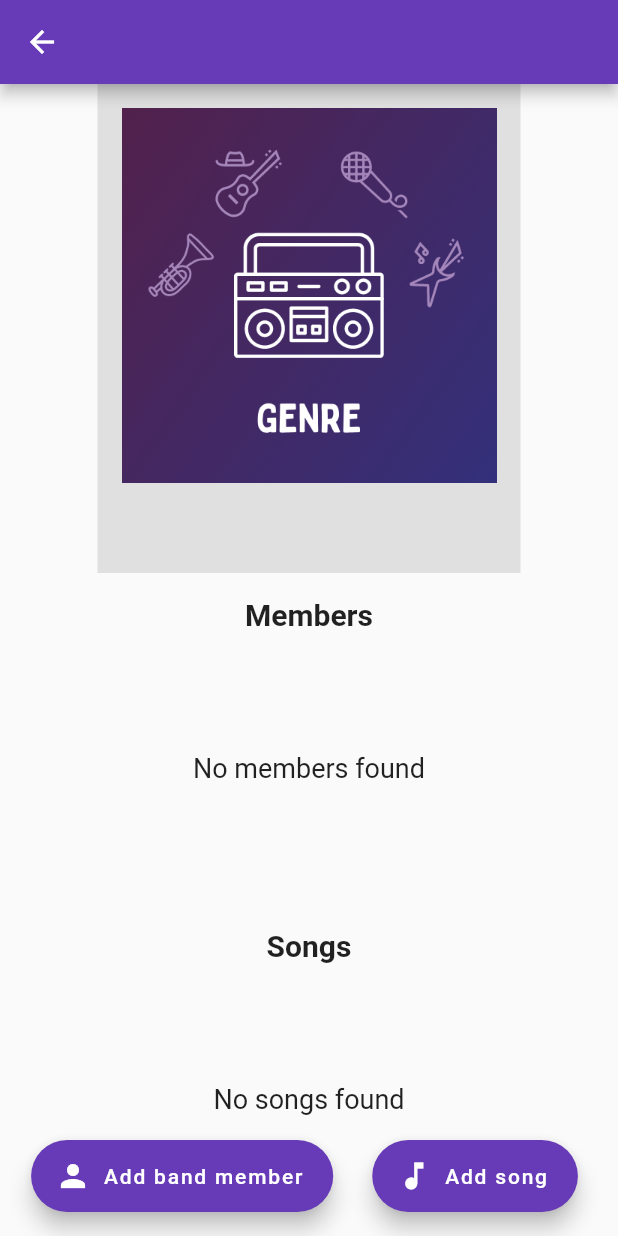
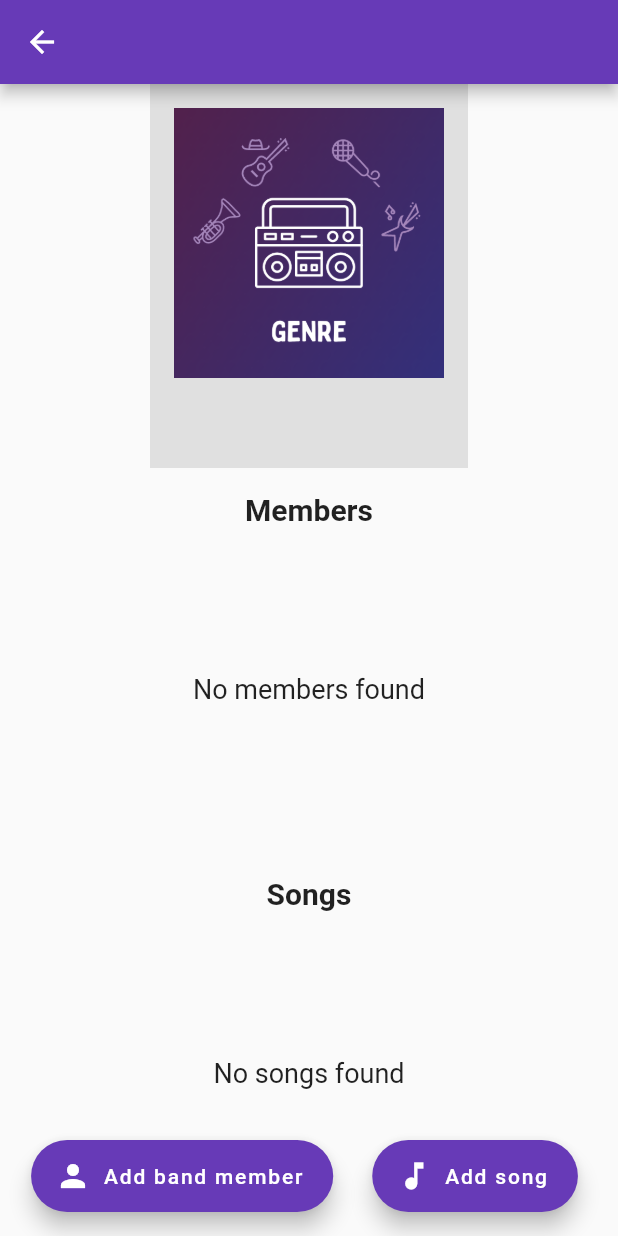
Before and after one commit to Lovyania/assignment4.2, a Flutter app: the BandDetailsScreen screen opened directly with empty values, on a phone screen of 412 x 824 dp. Run offline on Flutter 3.47's test engine with Material 2 defaults, Android fonts, the phone set to English and light mode, and no system bars; our stand-ins replace sqflite; accounts and stored records are empty.

Commit message:
changed image size

```diff
--- a/lib/screens/banddetailscreen.dart
+++ b/lib/screens/banddetailscreen.dart
@@ -69,8 +69,8 @@ class _BandDetailsScreenState extends State<BandDetailsScreen> {
               children: [
               Image.asset(
               'assets/images/genre.png',
-              width: 250,
-              height: 250,
+              width: 180,
+              height: 180,
             ),
             const SizedBox(height: 16),
             Text(
```
